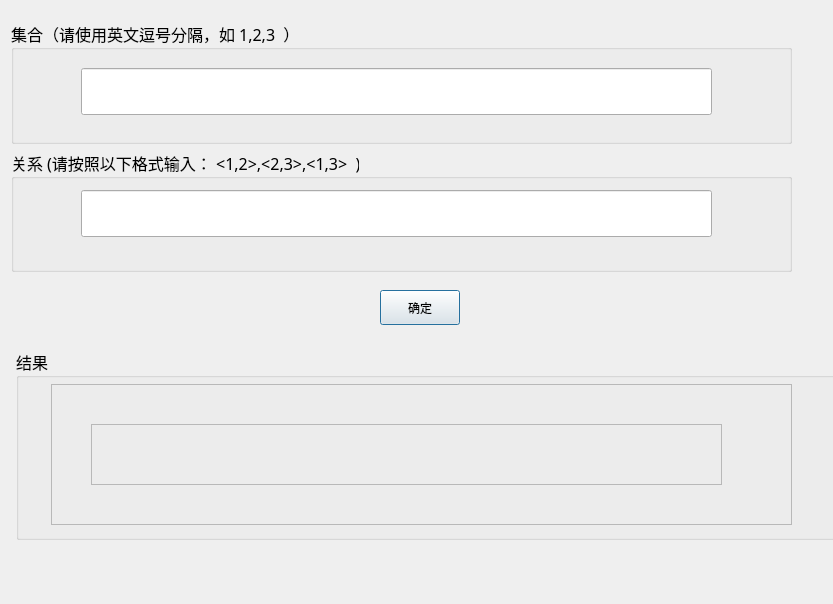
Qt form uis/module_four.ui (KinKir/discrete_mathematics) before a commit.
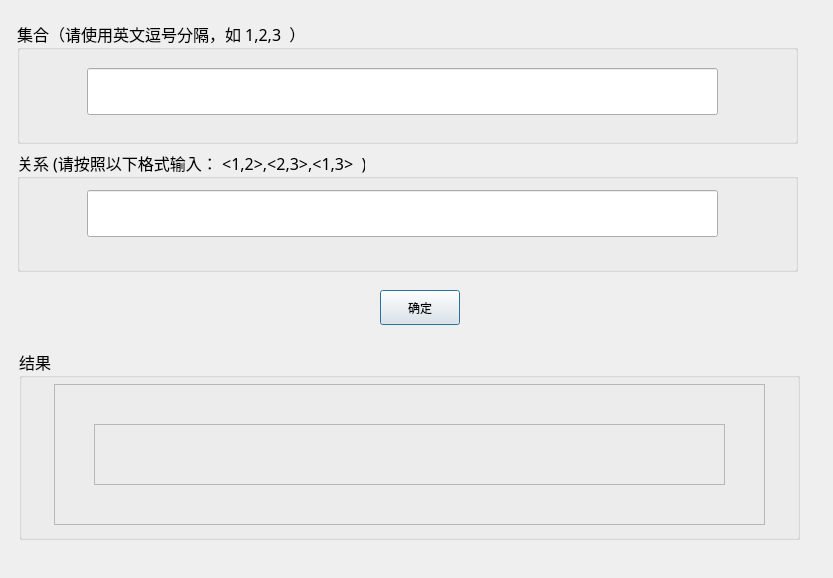
The same form after that commit.

Commit message: add module two

Patch:
```diff
--- a/uis/module_four.ui
+++ b/uis/module_four.ui
@@ -7,19 +7,19 @@
     <x>0</x>
     <y>0</y>
     <width>833</width>
-    <height>604</height>
+    <height>578</height>
    </rect>
   </property>
   <property name="minimumSize">
    <size>
-    <width>0</width>
-    <height>0</height>
+    <width>833</width>
+    <height>578</height>
    </size>
   </property>
   <property name="maximumSize">
    <size>
-    <width>900</width>
-    <height>650</height>
+    <width>833</width>
+    <height>578</height>
    </size>
   </property>
   <property name="windowTitle">
@@ -28,9 +28,9 @@
   <widget class="QGroupBox" name="groupBox_3">
    <property name="geometry">
     <rect>
-     <x>16</x>
+     <x>19</x>
      <y>349</y>
-     <width>881</width>
+     <width>781</width>
      <height>191</height>
     </rect>
    </property>
@@ -48,7 +48,7 @@
      <rect>
       <x>35</x>
       <y>35</y>
-      <width>741</width>
+      <width>711</width>
       <height>141</height>
      </rect>
     </property>
@@ -116,7 +116,7 @@
   <widget class="QWidget" name="layoutWidget">
    <property name="geometry">
     <rect>
-     <x>11</x>
+     <x>17</x>
      <y>21</y>
      <width>781</width>
      <height>251</height>
```
Left out of the diff: 2 changed lines with no effect on the pictures. The commit also changes 12 other files.
